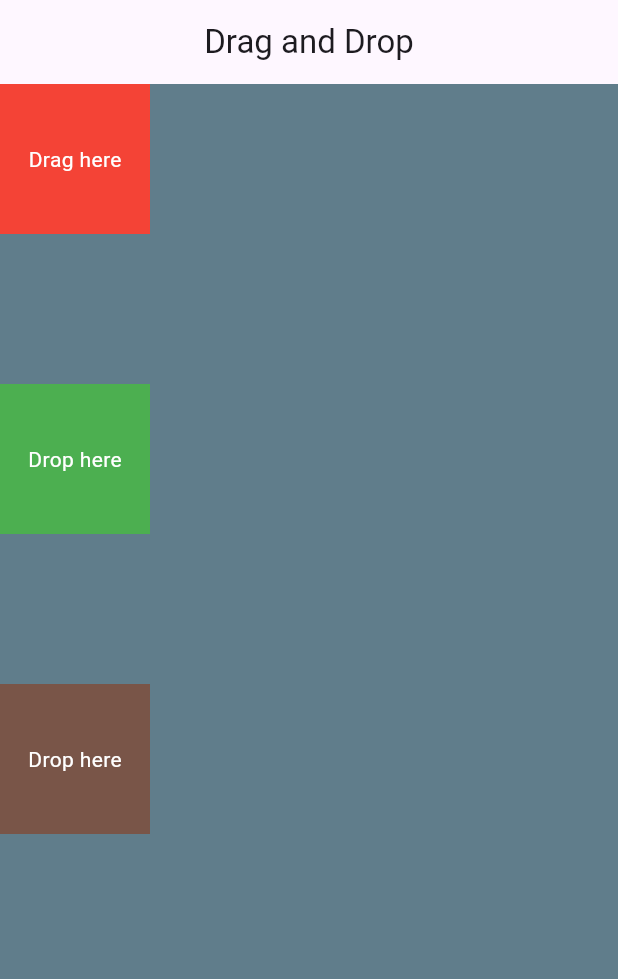
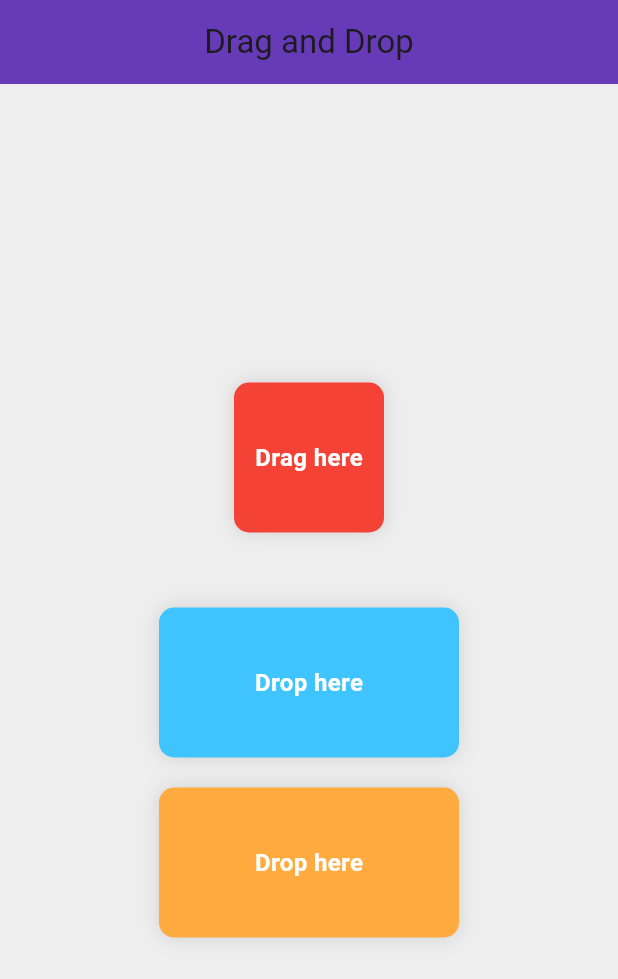
Before and after one commit to tamourax/drag-and-drop-example, a Flutter app: the screen it shows after launch, on a phone screen of 412 x 824 dp. Shown: the top 979 px of the screen. Run offline on Flutter 3.47's test engine with Material 3 defaults, Android fonts, the light colour scheme and no system bars.

Commit message:
refactor and change the ui

```diff
--- /dev/null
+++ b/lib/draggable_item.dart
@@ -0,0 +1,97 @@
+import 'package:flutter/material.dart';
+
+class DraggableItem extends StatelessWidget {
+  final Color color;
+  final String text;
+
+  const DraggableItem.draggableItem({
+    super.key,
+    required this.color,
+    required this.text,
+  });
+
+  @override
+  Widget build(BuildContext context) {
+    return Draggable<Color>(
+      data: color,
+      feedback: Opacity(
+        opacity: 0.7,
+        child: Container(
+          height: 100,
+          width: 100,
+          decoration: BoxDecoration(
+            color: color,
+            borderRadius: BorderRadius.circular(10),
+            boxShadow: const [
+              BoxShadow(
+                color: Colors.black26,
+                blurRadius: 10,
+              ),
+            ],
+          ),
+          child: const Center(
+            child: Text(
+              'Dragging...',
+              style: TextStyle(
+                color: Colors.white,
+                fontSize: 16,
+                fontWeight: FontWeight.bold,
+              ),
+            ),
+          ),
+        ),
+      ),
+      childWhenDragging: Opacity(
+        opacity: 0.5,
+        child: Container(
+          width: 100,
+          height: 100,
+          decoration: BoxDecoration(
+            color: color,
+            borderRadius: BorderRadius.circular(10),
+            boxShadow: const [
+              BoxShadow(
+                color: Colors.black12,
+                blurRadius: 10,
+              ),
+            ],
+          ),
+          child: const Center(
+            child: Text(
+              'Dragging...',
+              style: TextStyle(
+                color: Colors.white,
+                fontSize: 16,
+                fontWeight: FontWeight.bold,
+              ),
+            ),
+          ),
+        ),
+      ),
+      child: Container(
+        width: 100,
+        height: 100,
+        decoration: BoxDecoration(
+          color: color,
+          borderRadius: BorderRadius.circular(10),
+          boxShadow: const [
+            BoxShadow(
+              color: Colors.black12,
+              blurRadius: 10,
+            ),
+          ],
+        ),
+        child: Center(
+          child: Text(
+            text,
+            style: const TextStyle(
+              color: Colors.white,
+              fontSize: 16,
+              fontWeight: FontWeight.bold,
+            ),
+          ),
+        ),
+      ),
+    );
+  }
+}
--- /dev/null
+++ b/lib/drop_target.dart
@@ -0,0 +1,79 @@
+import 'package:flutter/material.dart';
+
+class DropTarget extends StatefulWidget {
+  final Color initialColor;
+  final Color hoverColor;
+  final Color acceptColor;
+  final String initialText;
+
+  const DropTarget({
+    Key? key,
+    required this.initialColor,
+    required this.hoverColor,
+    required this.acceptColor,
+    required this.initialText,
+  }) : super(key: key);
+
+  @override
+  DropTargetState createState() => DropTargetState();
+}
+
+class DropTargetState extends State<DropTarget> {
+  late Color dropColor;
+  late String dropText;
+
+  @override
+  void initState() {
+    super.initState();
+    dropColor = widget.initialColor;
+    dropText = widget.initialText;
+  }
+
+  @override
+  Widget build(BuildContext context) {
+    return DragTarget<Color>(
+      onMove: (details) => print(details.data),
+      onWillAcceptWithDetails: (details) {
+        setState(() {
+          dropColor = widget.hoverColor; // Change color while hovering
+        });
+        return true;
+      },
+      onAccept: (color) {
+        setState(() {
+          dropColor = widget.acceptColor; // Set final color on accept
+          dropText = "The Drop is Done"; // Change text after drop
+        });
+      },
+      onLeave: (data) {
+        setState(() {
+          dropColor = widget.initialColor; // Reset color when dragging leaves
+        });
+      },
+      builder: (context, candidateData, rejectedData) => Container(
+        height: 100,
+        width: 200,
+        decoration: BoxDecoration(
+          color: dropColor,
+          borderRadius: BorderRadius.circular(10),
+          boxShadow: const [
+            BoxShadow(
+              color: Colors.black12,
+              blurRadius: 10,
+            ),
+          ],
+        ),
+        child: Center(
+          child: Text(
+            dropText,
+            style: const TextStyle(
+              color: Colors.white,
+              fontSize: 16,
+              fontWeight: FontWeight.bold,
+            ),
+          ),
+        ),
+      ),
+    );
+  }
+}
--- a/lib/main.dart
+++ b/lib/main.dart
@@ -1,4 +1,6 @@
 import 'package:flutter/material.dart';
+import 'draggable_item.dart';
+import 'drop_target.dart';
 
 void main() {
   runApp(MyApp());
@@ -14,123 +16,37 @@ class MyApp extends StatelessWidget {
   }
 }
 
-class DragAndDropExample extends StatefulWidget {
-  @override
-  _DragAndDropExampleState createState() => _DragAndDropExampleState();
-}
-
-class _DragAndDropExampleState extends State<DragAndDropExample> {
-  Color dropColor1 = Colors.green;
-  Color dropColor2 = Colors.brown;
-  String dropText1 = "Drop here";
-  String dropText2 = "Drop here";
-
+class DragAndDropExample extends StatelessWidget {
   @override
   Widget build(BuildContext context) {
     return Scaffold(
-      backgroundColor: Colors.blueGrey,
+      backgroundColor: Colors.grey[200],
       appBar: AppBar(
+        backgroundColor: Colors.deepPurple,
         centerTitle: true,
         title: const Text('Drag and Drop'),
       ),
-      body: Column(
-        children: [
-          Draggable<Color>(
-            data: Colors.red,
-            feedback: Opacity(
-              opacity: 0.5,
-              child: Container(
-                height: 100,
-                width: 100,
-                color: Colors.red,
-                child: const Center(
-                  child: Text('Dragging...',
-                      style: TextStyle(color: Colors.white, fontSize: 15)),
-                ),
-              ),
+      body: const Center(
+        child: Column(
+          mainAxisAlignment: MainAxisAlignment.center,
+          children: [
+            DraggableItem.draggableItem(color: Colors.red, text: 'Drag here'),
+            SizedBox(height: 50),
+            DropTarget(
+              initialColor: Colors.lightBlueAccent,
+              hoverColor: Colors.lightBlue,
+              acceptColor: Colors.teal,
+              initialText: "Drop here",
             ),
-            childWhenDragging: Opacity(
-              opacity: 0.5,
-              child: Container(
-                width: 100,
-                height: 100,
-                color: Colors.red,
-                child: const Center(
-                  child: Text('Dragging...',
-                      style: TextStyle(color: Colors.white, fontSize: 15)),
-                ),
-              ),
+            SizedBox(height: 20),
+            DropTarget(
+              initialColor: Colors.orangeAccent,
+              hoverColor: Colors.deepOrange,
+              acceptColor: Colors.orange,
+              initialText: "Drop here",
             ),
-            child: Container(
-              width: 100,
-              height: 100,
-              color: Colors.red,
-              child: const Center(
-                child: Text('Drag here', style: TextStyle(color: Colors.white)),
-              ),
-            ),
-          ),
-          SizedBox(height: 100),
-          DragTarget<Color>(
-            onMove: (details) => print(details.data),
-            onWillAcceptWithDetails: (details) {
-              setState(() {
-                dropColor1 = Colors.blue; // Change color while hovering
-              });
-              return true;
-            },
-            onAccept: (color) {
-              setState(() {
-                dropColor1 = Colors.cyan; // Set final color on accept
-                dropText1 = "The Drop is Done"; // Change text after drop
-              });
-            },
-            onLeave: (data) {
-              setState(() {
-                dropColor1 = Colors.green; // Reset color when dragging leaves
-              });
-            },
-            builder: (context, candidateData, rejectedData) => Container(
-              height: 100,
-              width: 100,
-              color: dropColor1,
-              child: Center(
-                child: Text(dropText1,
-                    style: const TextStyle(color: Colors.white)),
-              ),
-            ),
-          ),
-          SizedBox(height: 100),
-          DragTarget<Color>(
-            onMove: (details) => print(details.data),
-            onWillAcceptWithDetails: (details) {
-              setState(() {
-                dropColor2 = Colors.purple; // Change color while hovering
-              });
-              return true;
-            },
-            onAccept: (color) {
-              setState(() {
-                dropColor2 = Colors.pink; // Set final color on accept
-                dropText2 = "The Drop is Done"; // Change text after drop
-              });
-            },
-            onLeave: (data) {
-              setState(() {
-                dropColor2 = Colors.brown; // Reset color when dragging leaves
-              });
-            },
-            builder: (context, candidateData, rejectedData) => Container(
-              height: 100,
-              width: 100,
-              color: dropColor2,
-              child: Center(
-                child: Text(dropText2,
-                    style: const TextStyle(color: Colors.white)),
-              ),
-            ),
-          ),
-        ],
+          ],
+        ),
       ),
     );
   }
```
